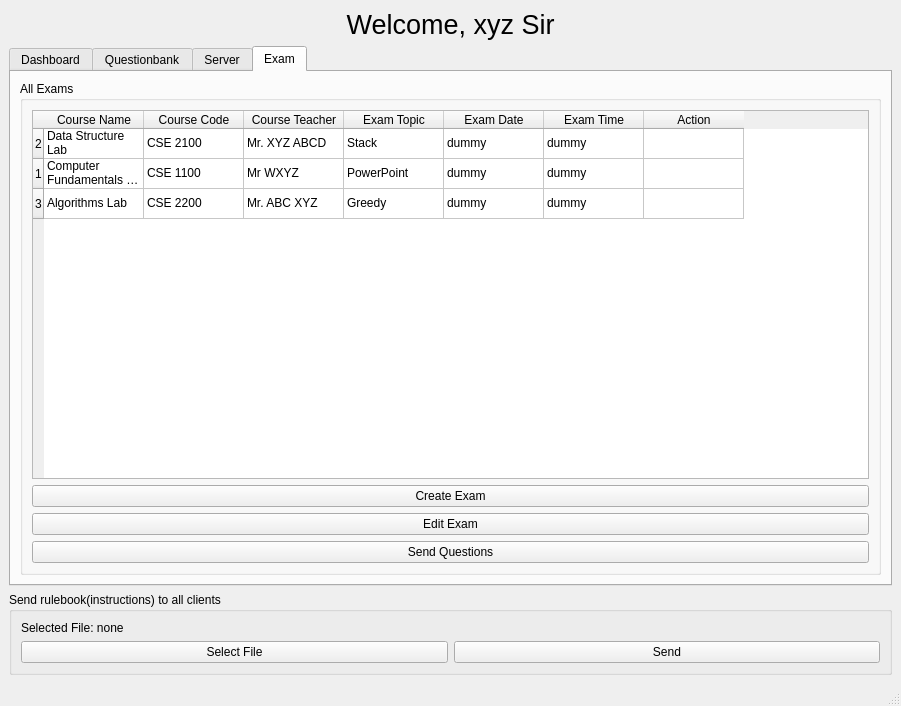
Before: the Qt Designer form src/SmartXm-CSEKU/teachermodule.ui in KaziRifatMorshed/SmartXm, drawn with Qt 5.
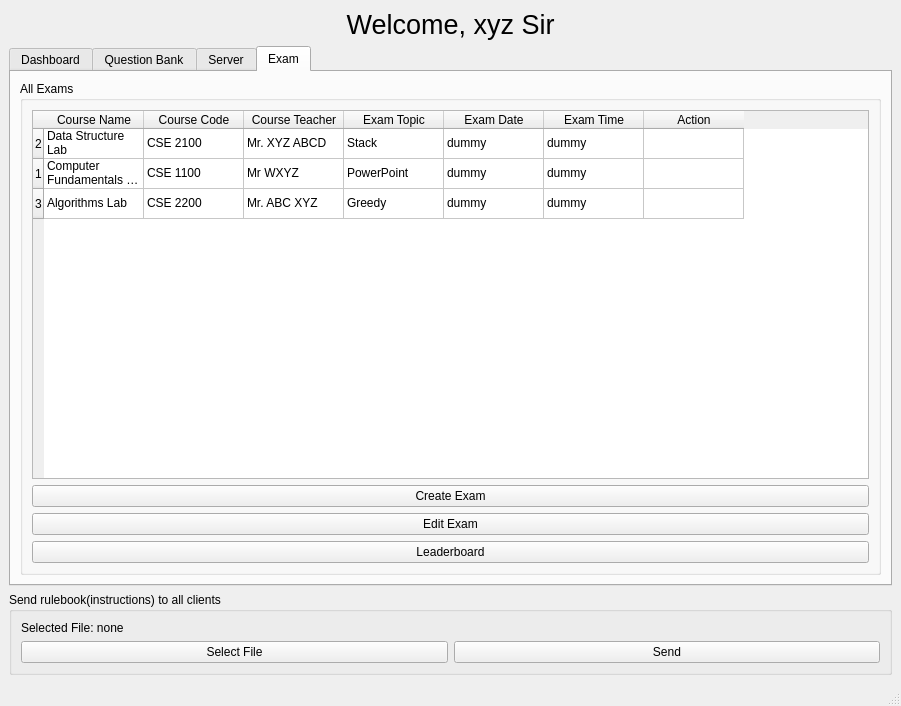
After: the same form once the commit is applied.

What changed in the file:
```diff
--- a/src/SmartXm-CSEKU/teachermodule.ui
+++ b/src/SmartXm-CSEKU/teachermodule.ui
@@ -34,7 +34,7 @@
       </widget>
       <widget class="QWidget" name="QB_tab">
        <attribute name="title">
-        <string>Questionbank</string>
+        <string>Question Bank</string>
        </attribute>
       </widget>
       <widget class="QWidget" name="Server_tab">
@@ -328,7 +328,7 @@
            <item>
             <widget class="QPushButton" name="testExam_pushButton_3">
              <property name="text">
-              <string>Send Questions</string>
+              <string>Leaderboard</string>
              </property>
             </widget>
            </item>
```
Left out of the diff: 2 changed lines with no effect on the pictures.
